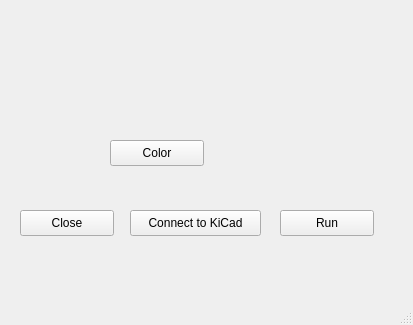
This is gui.ui in thanhduongvs/kicad-layer-svg as Qt 5 draws it before an edit. The edited form follows.
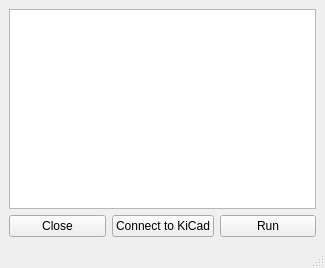
This is the edited form.

Diff of the .ui file:
```diff
--- a/gui.ui
+++ b/gui.ui
@@ -6,66 +6,51 @@
    <rect>
     <x>0</x>
     <y>0</y>
-    <width>413</width>
-    <height>325</height>
+    <width>325</width>
+    <height>268</height>
    </rect>
   </property>
   <property name="windowTitle">
    <string>MainWindow</string>
   </property>
   <widget class="QWidget" name="centralwidget">
-   <widget class="QPushButton" name="buttonRun">
-    <property name="geometry">
-     <rect>
-      <x>280</x>
-      <y>210</y>
-      <width>94</width>
-      <height>26</height>
-     </rect>
-    </property>
-    <property name="text">
-     <string>Run</string>
-    </property>
-   </widget>
-   <widget class="QPushButton" name="buttonConnect">
-    <property name="geometry">
-     <rect>
-      <x>130</x>
-      <y>210</y>
-      <width>131</width>
-      <height>26</height>
-     </rect>
-    </property>
-    <property name="text">
-     <string>Connect to KiCad</string>
-    </property>
-   </widget>
+   <layout class="QGridLayout" name="gridLayout">
+    <item row="0" column="0">
+     <layout class="QVBoxLayout" name="verticalLayout">
+      <property name="sizeConstraint">
+       <enum>QLayout::SizeConstraint::SetMinimumSize</enum>
+      </property>
+      <item>
+       <widget class="QTableWidget" name="tableWidget"/>
+      </item>
+      <item>
+       <layout class="QHBoxLayout" name="horizontalLayout_2">
+        <item>
    <widget class="QPushButton" name="buttonClose">
-    <property name="geometry">
-     <rect>
-      <x>20</x>
-      <y>210</y>
-      <width>94</width>
-      <height>26</height>
-     </rect>
-    </property>
     <property name="text">
      <string>Close</string>
     </property>
    </widget>
-   <widget class="QPushButton" name="buttonColor">
-    <property name="geometry">
-     <rect>
-      <x>110</x>
-      <y>140</y>
-      <width>94</width>
-      <height>26</height>
-     </rect>
-    </property>
+        </item>
+        <item>
+         <widget class="QPushButton" name="buttonConnect">
+          <property name="text">
+           <string>Connect to KiCad</string>
+          </property>
+         </widget>
+        </item>
+        <item>
+         <widget class="QPushButton" name="buttonRun">
     <property name="text">
-     <string>Color</string>
-    </property>
-   </widget>
+           <string>Run</string>
+          </property>
+         </widget>
+        </item>
+       </layout>
+      </item>
+     </layout>
+    </item>
+   </layout>
   </widget>
   <widget class="QMenuBar" name="menubar">
    <property name="geometry">
```
Left out of the diff: 2 changed lines with no effect on the pictures. Lines whose indentation alone changed are shown as unchanged.
